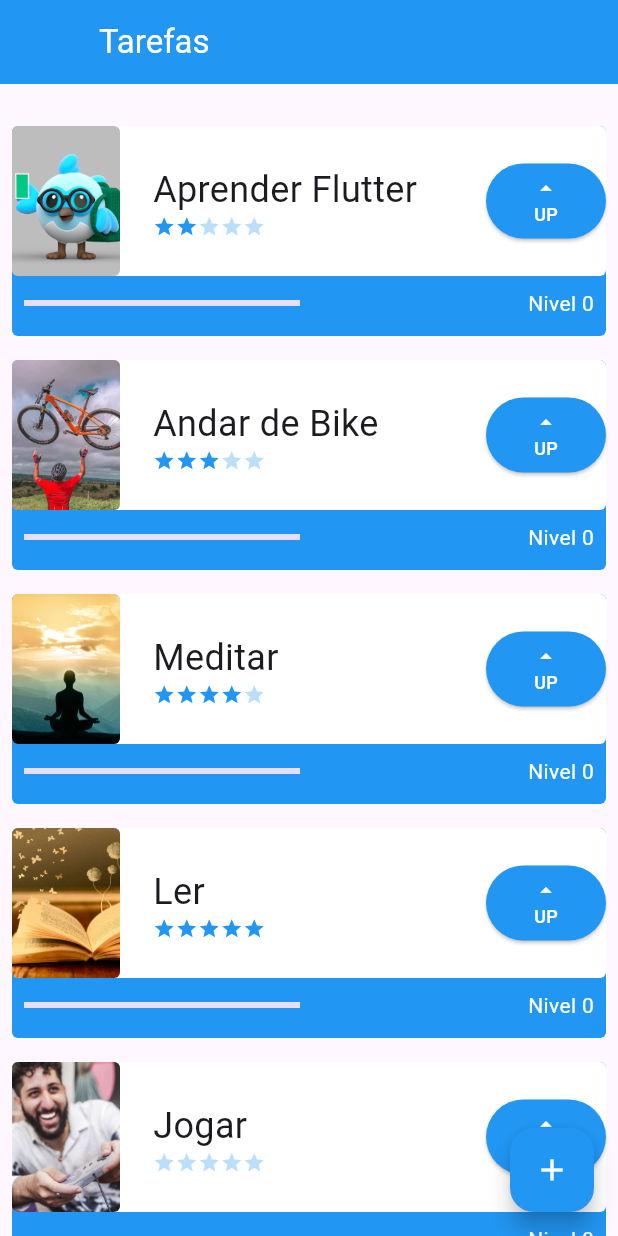
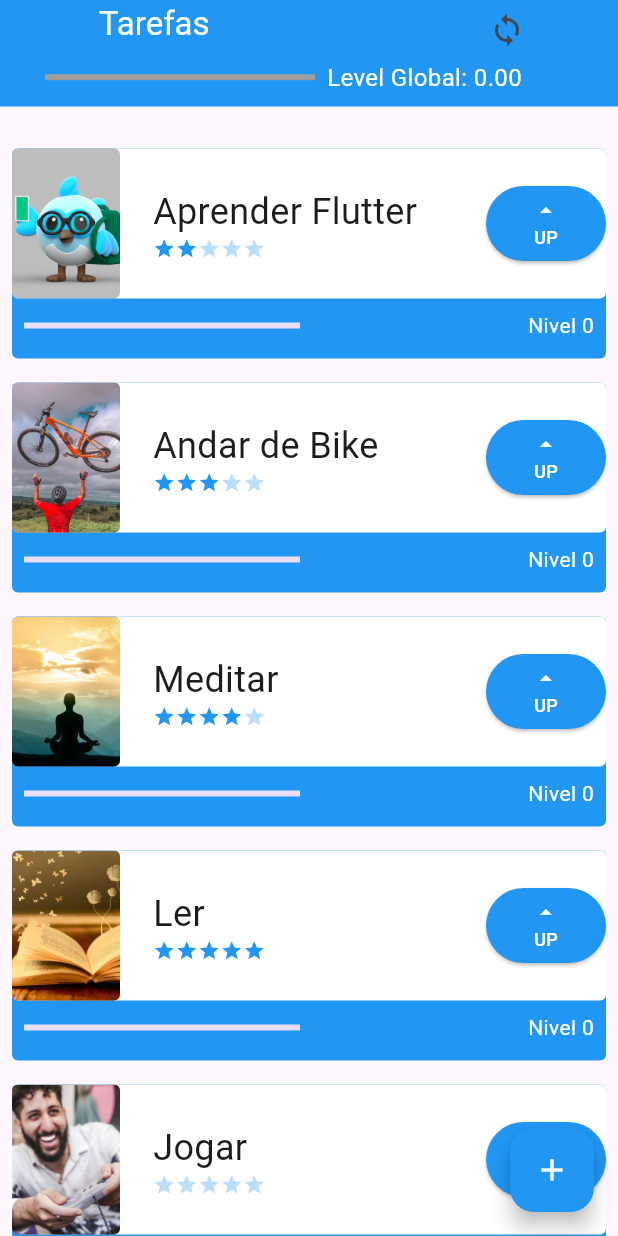
Before and after one commit to linusmanuel/learn-flutter, a Flutter app: the screen it shows after launch, on a phone screen of 412 x 824 dp. Run offline on Flutter 3.47's test engine with Material 3 defaults, Android fonts, the phone set to English and light mode, and no system bars.

Commit message:
5: adicionando nivel global

```diff
--- a/lib/components/task.dart
+++ b/lib/components/task.dart
@@ -5,8 +5,11 @@ class Task extends StatefulWidget {
   final String nome;
   final String foto;
   final int dificuldade;
+  int nivel = 0;
 
-  const Task(
+
+  static double nivelGlobal = 0;
+  Task(
     this.nome,
     this.foto,
     this.dificuldade, {
@@ -18,7 +21,6 @@ class Task extends StatefulWidget {
 }
 
 class _TaskState extends State<Task> {
-  int nivel = 0;
   bool assetsOrNetwork() {
     if(widget.foto.contains('http')) {
       return false;
@@ -98,14 +100,15 @@ class _TaskState extends State<Task> {
                               backgroundColor: Colors.blue),
                           onPressed: () {
                             setState(() {
-                              nivel++;
+                              widget.nivel++;
+                              Task.nivelGlobal += widget.nivel;
                               double restartNivel =
-                                  (nivel / widget.dificuldade) / 10;
+                                  (widget.nivel / widget.dificuldade) / 10;
                               bool nivelComplete = restartNivel > 1;
                               if (nivelComplete &&
                                   mastery < colors.length - 1) {
                                 mastery++;
-                                nivel = 1;
+                                widget.nivel = 1;
                               }
                             });
                           },
@@ -137,7 +140,7 @@ class _TaskState extends State<Task> {
                       padding: const EdgeInsets.all(8.0),
                       child: LinearProgressIndicator(
                         value: widget.dificuldade > 0
-                            ? (nivel / widget.dificuldade) / 10
+                            ? (widget.nivel / widget.dificuldade) / 10
                             : 1,
                         color: Colors.white,
                       ),
@@ -146,7 +149,7 @@ class _TaskState extends State<Task> {
                   Padding(
                     padding: const EdgeInsets.all(8.0),
                     child: Text(
-                      "Nivel $nivel",
+                      "Nivel ${widget.nivel}",
                       style: TextStyle(color: Colors.white),
                     ),
                   ),
--- a/lib/screens/initial_screen.dart
+++ b/lib/screens/initial_screen.dart
@@ -1,4 +1,5 @@
 import 'package:flutter/material.dart';
+import 'package:nosso_primeiro_projeto/components/task.dart';
 import 'package:nosso_primeiro_projeto/data/task_inherited.dart';
 import 'package:nosso_primeiro_projeto/screens/form_screen.dart';
 
@@ -10,6 +11,10 @@ class InitialScreen extends StatefulWidget {
 }
 
 class _InitialScreenState extends State<InitialScreen> {
+
+  double globalLevel = 0;
+  double progressBarValue = 0;
+
   @override
   Widget build(BuildContext context) {
     return Scaffold(
@@ -21,6 +26,18 @@ class _InitialScreenState extends State<InitialScreen> {
           "Tarefas",
           style: TextStyle(color: Colors.white),
         ),
+        bottom: _buidAppBarBottom(),
+        actions: [
+          Padding(
+            padding: const EdgeInsets.only(right: 50.0),
+            child: IconButton(
+              icon: Icon(Icons.loop),
+              onPressed: () {
+                refreshLevelPage();
+              },
+            ),
+          ),
+        ],
       ),
       body: ListView(
         children: TaskInherited.of(context).taskList,
@@ -35,4 +52,44 @@ class _InitialScreenState extends State<InitialScreen> {
       ),
     );
   }
+
+  PreferredSize _buidAppBarBottom() {
+    return PreferredSize(
+      preferredSize: Size.fromHeight(15),
+      child: Padding(
+        padding: EdgeInsets.symmetric(horizontal: 30),
+        child: Row(
+          children: [
+            SizedBox(
+              width: 180,
+              child: LinearProgressIndicator(
+                backgroundColor: Colors.grey,
+                color: Colors.white,
+                value: progressBarValue,
+              ),
+            ),
+            Padding(
+              padding: const EdgeInsets.all(8),
+              child: Text(
+                'Level Global: ${globalLevel.toStringAsFixed(2)}',
+                style: TextStyle(color: Colors.white, fontSize: 16),
+              ),
+            ),
+          ],
+        ),
+      ),
+    );
+  }
+
+  void refreshLevelPage() {
+    setState(() {
+      globalLevel = 0; //para resetar os valores armazenados em cache
+      progressBarValue = 0; //para resetar os valores armazenados em cache
+      for (var task in TaskInherited.of(context)?.taskList ?? []) {
+        final taskLevel = (task.nivel * task.dificuldade) / 10;
+        globalLevel += taskLevel;
+      }
+      progressBarValue = globalLevel / 100;
+    });
+  }
 }
```
Also changed, not shown: lib/screens/form_screen.dart (+18 -4 lines).
